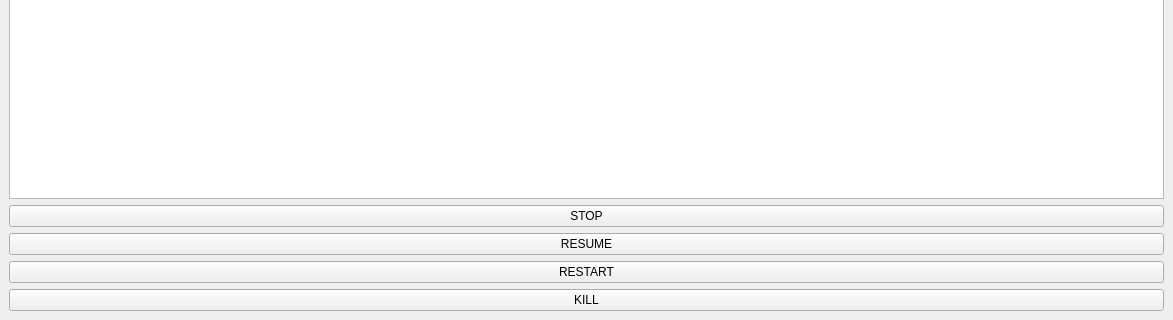
Before: the Qt Designer form screen_ui/screen.ui in marcoswb/process-manager, drawn with Qt 5; both pictures show x 0 to 1173 and y 274 to 594 of the 1173 by 594 pixel window.
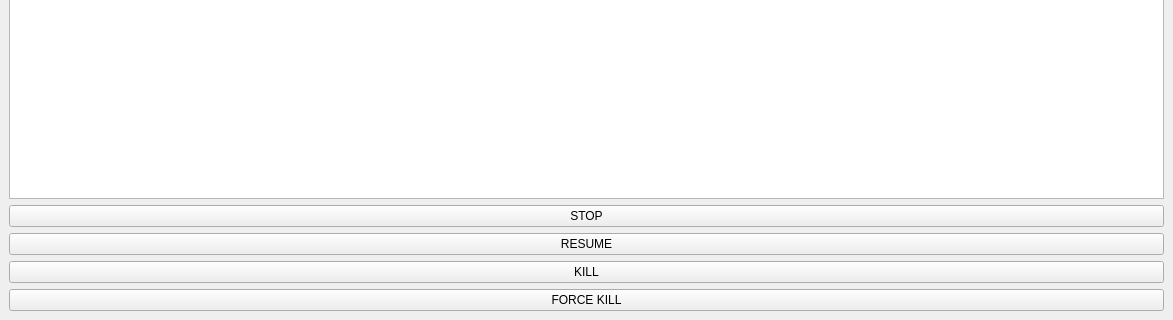
After: the same form once the commit is applied.

Commit message: finish options

```diff
--- a/screen_ui/screen.ui
+++ b/screen_ui/screen.ui
@@ -219,16 +219,16 @@
        </widget>
       </item>
       <item>
-       <widget class="QPushButton" name="button__restart">
+       <widget class="QPushButton" name="button__kill">
         <property name="text">
-         <string>RESTART</string>
+         <string>KILL</string>
         </property>
        </widget>
       </item>
       <item>
-       <widget class="QPushButton" name="button__kill">
+       <widget class="QPushButton" name="button__force_kill">
         <property name="text">
-         <string>KILL</string>
+         <string>FORCE KILL</string>
         </property>
        </widget>
       </item>
```
The commit also changes 1 other file.
